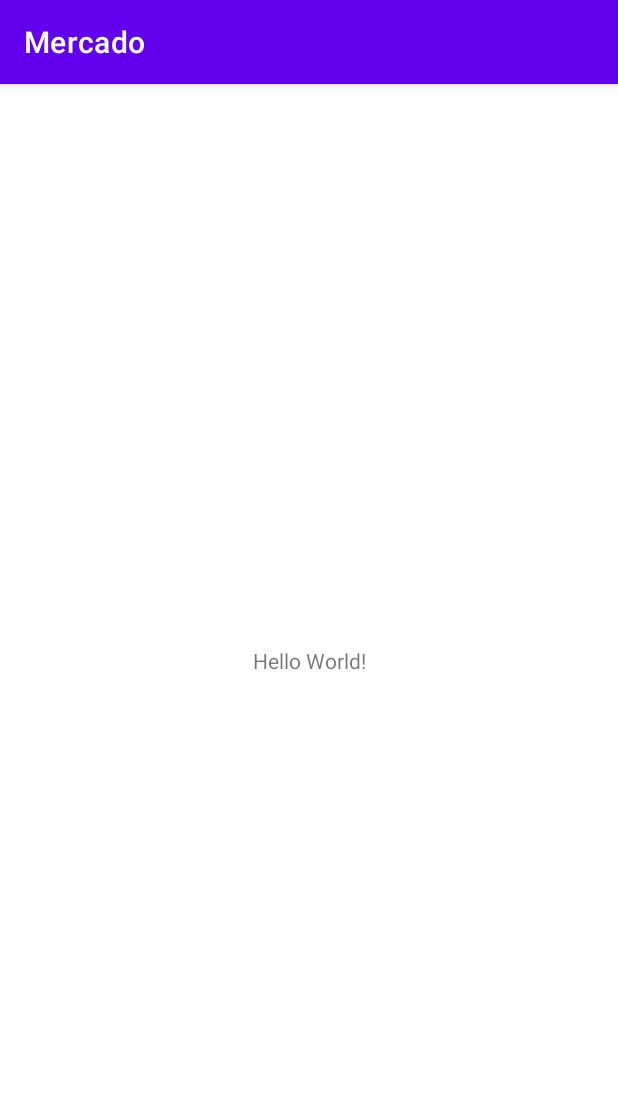
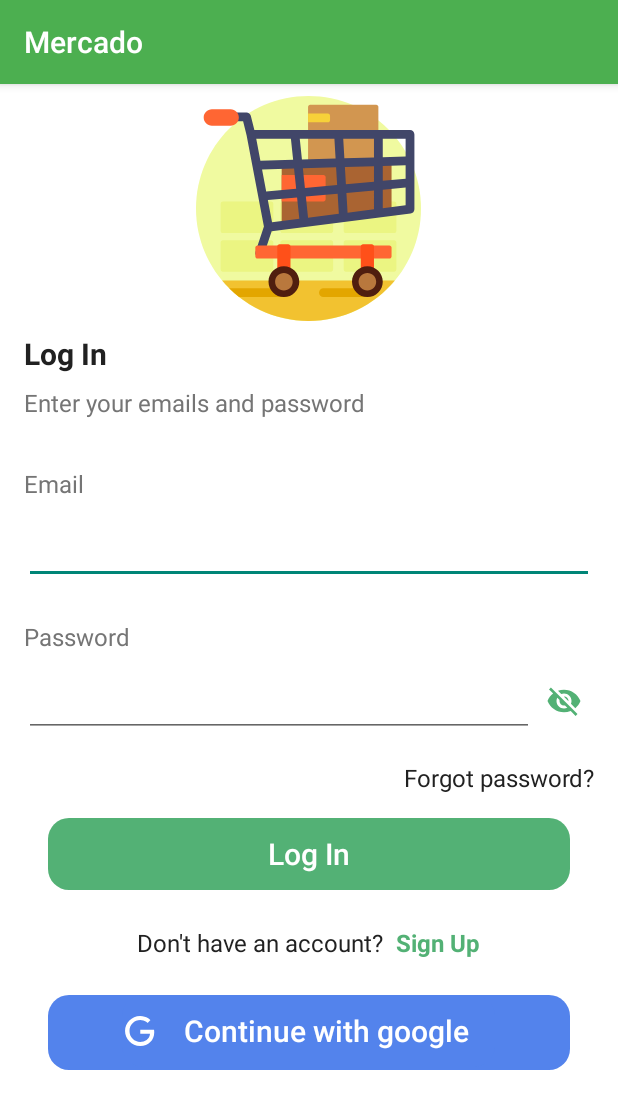
Before and after one commit to AsmaaElbanna/Mercado, an Android app: the screen it shows after launch (MainActivity before the commit, LoginActivity after it), on a phone screen of 412 x 824 dp. Shown: the top 1109 px of the screen. Run offline under Robolectric (Android 15) with nearby library versions, the phone set to English and light mode, and no system bars.

Commit message:
log in & sign up
V 0.0.1

```diff
--- /dev/null
+++ b/app/src/main/java/com/iti/mercado/LoginActivity.java
@@ -0,0 +1,14 @@
+package com.iti.mercado;
+
+import androidx.appcompat.app.AppCompatActivity;
+
+import android.os.Bundle;
+
+public class LoginActivity extends AppCompatActivity {
+
+    @Override
+    protected void onCreate(Bundle savedInstanceState) {
+        super.onCreate(savedInstanceState);
+        setContentView(R.layout.activity_login);
+    }
+}
--- a/app/src/main/java/com/iti/mercado/MainActivity.java
+++ b/app/src/main/java/com/iti/mercado/MainActivity.java
@@ -2,13 +2,31 @@ package com.iti.mercado;
 
 import androidx.appcompat.app.AppCompatActivity;
 
+import android.content.Intent;
 import android.os.Bundle;
+import android.os.Handler;
 
 public class MainActivity extends AppCompatActivity {
+
+    private static final int TimeSplash = 5000 ;  // 1000 = 1 sec
 
     @Override
     protected void onCreate(Bundle savedInstanceState) {
         super.onCreate(savedInstanceState);
         setContentView(R.layout.activity_main);
+        // to  hide action bar
+        if (getSupportActionBar() != null) {
+            getSupportActionBar().hide();
+        }
+
+        new Handler().postDelayed(new Runnable() {
+            @Override
+            public void run() {
+                Intent homeIntent  = new Intent(MainActivity.this , LoginActivity.class)  ;
+                startActivity(homeIntent);
+                finish();
+            }
+        },TimeSplash) ;
+
     }
 }
--- /dev/null
+++ b/app/src/main/res/drawable/ic_goods.xml
@@ -0,0 +1,16 @@
+<vector android:height="150dp" android:viewportHeight="512"
+    android:viewportWidth="512" android:width="150dp" xmlns:android="http://schemas.android.com/apk/res/android">
+    <path android:fillColor="#F0FAA0" android:pathData="M512,256c0,141.385 -114.615,256 -256,256S0,397.385 0,256S114.615,0 256,0S512,114.615 512,256z"/>
+    <path android:fillColor="#EBF582" android:pathData="M176,333v62c0,2.761 -2.239,5 -5,5H61c-2.761,0 -5,-2.239 -5,-5v-62c0,-2.761 2.239,-5 5,-5h110C173.761,328 176,330.239 176,333zM171,240H61c-2.761,0 -5,2.239 -5,5v62c0,2.761 2.239,5 5,5h110c2.761,0 5,-2.239 5,-5v-62C176,242.239 173.761,240 171,240zM307,328H197c-2.761,0 -5,2.239 -5,5v62c0,2.761 2.239,5 5,5h110c2.761,0 5,-2.239 5,-5v-62C312,330.239 309.761,328 307,328zM307,240H197c-2.761,0 -5,2.239 -5,5v62c0,2.761 2.239,5 5,5h110c2.761,0 5,-2.239 5,-5v-62C312,242.239 309.761,240 307,240zM451,328H341c-2.761,0 -5,2.239 -5,5v62c0,2.761 2.239,5 5,5h110c2.761,0 5,-2.239 5,-5v-62C456,330.239 453.761,328 451,328zM451,240H341c-2.761,0 -5,2.239 -5,5v62c0,2.761 2.239,5 5,5h110c2.761,0 5,-2.239 5,-5v-62C456,242.239 453.761,240 451,240z"/>
+    <path android:fillColor="#F2C230" android:pathData="M452.561,420c-46.96,56.222 -117.578,92 -196.561,92s-149.601,-35.778 -196.561,-92H452.561z"/>
+    <path android:fillColor="#D29650" android:pathData="M415,25v130c0,2.761 -2.239,5 -5,5H260c-2.761,0 -5,-2.239 -5,-5V25c0,-2.761 2.239,-5 5,-5h150C412.761,20 415,22.239 415,25z"/>
+    <path android:fillColor="#AA6432" android:pathData="M445,262.5L195,300V150h250V262.5z"/>
+    <path android:fillColor="#F7D139" android:pathData="M300,60h-45V40h45c2.761,0 5,2.239 5,5v10C305,57.761 302.761,60 300,60z"/>
+    <path android:fillColor="#E3A600" android:pathData="M400,447.5c0,5.523 -4.477,10 -10,10H290c-5.523,0 -10,-4.477 -10,-10s4.477,-10 10,-10h100C395.523,437.5 400,441.977 400,447.5zM200,437.5H75.513c7.134,7.095 14.675,13.78 22.601,20H200c5.523,0 10,-4.477 10,-10S205.523,437.5 200,437.5z"/>
+    <path android:fillColor="#FF6633" android:pathData="M290,240h-95v-60h95c2.761,0 5,2.239 5,5v50C295,237.761 292.761,240 290,240z"/>
+    <path android:fillColor="#414669" android:pathData="M487,77.5H224.991c-0.011,0 -0.023,0 -0.034,0h-92.15l-8.106,-32.425c-1.209,-4.837 -5.756,-7.953 -10.568,-7.527c-0.307,-0.029 -0.618,-0.048 -0.933,-0.048H34.8c-5.412,0 -9.8,4.477 -9.8,10s4.387,10 9.8,10h72.393l8.034,32.138L154.57,297.17l-19.056,57.168c-1.747,5.239 1.085,10.902 6.325,12.649c1.049,0.35 2.115,0.516 3.164,0.516c4.187,0 8.089,-2.65 9.485,-6.841l17.664,-52.992l316.113,-40.25c4.994,-0.636 8.737,-4.885 8.737,-9.92v-59.876c0,-0.001 0,-0.002 0,-0.002L497,87.5C497,81.977 492.523,77.5 487,77.5zM137.073,97.5h78.924l5.027,47.76l-74.482,2.19L137.073,97.5zM150.315,167.348l72.81,-2.141l4.807,45.663l-68.197,6.162L150.315,167.348zM173.072,287.392l-9.596,-50.617l66.549,-6.014l5.03,47.786c0.033,0.316 0.082,0.628 0.143,0.934L173.072,287.392zM236.107,97.5h78.905c0,0.195 -0.007,0.39 0.005,0.587l2.608,44.331l-76.552,2.251L236.107,97.5zM243.172,164.617l75.627,-2.224l2.356,40.053l-73.304,6.624L243.172,164.617zM254.972,276.963c-0.009,-0.17 -0.01,-0.339 -0.028,-0.51l-4.999,-47.492l72.385,-6.541l2.684,45.625L254.972,276.963zM335.017,97.5H405v42.349l-67.375,1.981L335.017,97.5zM338.8,161.804l66.2,-1.947v35.011l-63.915,5.776L338.8,161.804zM344.9,265.513l-2.641,-44.893L405,214.95v42.55c0,0.121 0.014,0.238 0.018,0.358L344.9,265.513zM477,248.692l-52,6.621v-42.17l52,-4.699V248.692zM477,188.363l-52,4.699V159.27l52,-1.529V188.363zM477,137.731l-52,1.529V97.5h52V137.731z"/>
+    <path android:fillColor="#FF6633" android:pathData="M445,345v20c0,2.761 -2.239,5 -5,5H140c-2.761,0 -5,-2.239 -5,-5v-20c0,-2.761 2.239,-5 5,-5h300C442.761,340 445,342.239 445,345zM78.75,30h-42.5C25.894,30 17.5,38.395 17.5,48.75l0,0c0,10.355 8.395,18.75 18.75,18.75h42.5c10.355,0 18.75,-8.395 18.75,-18.75l0,0C97.5,38.395 89.105,30 78.75,30z"/>
+    <path android:fillColor="#FF5019" android:pathData="M405,342.5v70c0,2.761 -2.239,5 -5,5h-20c-2.761,0 -5,-2.239 -5,-5v-70c0,-2.761 2.239,-5 5,-5h20C402.761,337.5 405,339.739 405,342.5zM210,337.5h-20c-2.761,0 -5,2.239 -5,5v70c0,2.761 2.239,5 5,5h20c2.761,0 5,-2.239 5,-5v-70C215,339.739 212.761,337.5 210,337.5z"/>
+    <path android:fillColor="#501E0F" android:pathData="M425,422.5c0,19.33 -15.67,35 -35,35s-35,-15.67 -35,-35s15.67,-35 35,-35S425,403.17 425,422.5zM200,387.5c-19.33,0 -35,15.67 -35,35s15.67,35 35,35s35,-15.67 35,-35S219.33,387.5 200,387.5z"/>
+    <path android:fillColor="#B9783D" android:pathData="M410,422.5c0,11.046 -8.954,20 -20,20s-20,-8.954 -20,-20s8.954,-20 20,-20C401.045,402.5 410,411.454 410,422.5zM200,402.5c-11.046,0 -20,8.954 -20,20s8.954,20 20,20s20,-8.954 20,-20S211.045,402.5 200,402.5z"/>
+</vector>
--- /dev/null
+++ b/app/src/main/res/drawable/ic_google.xml
@@ -0,0 +1,10 @@
+<vector xmlns:android="http://schemas.android.com/apk/res/android"
+    android:width="24dp"
+    android:height="24dp"
+    android:tint="?attr/colorControlNormal"
+    android:viewportWidth="24"
+    android:viewportHeight="24">
+    <path
+        android:fillColor="@android:color/white"
+        android:pathData="M21.35,11.1H12.18V13.83H18.69C18.36,17.64 15.19,19.27 12.19,19.27C8.36,19.27 5,16.25 5,12C5,7.9 8.2,4.73 12.2,4.73C15.29,4.73 17.1,6.7 17.1,6.7L19,4.72C19,4.72 16.56,2 12.1,2C6.42,2 2.03,6.8 2.03,12C2.03,17.05 6.16,22 12.25,22C17.6,22 21.5,18.33 21.5,12.91C21.5,11.76 21.35,11.1 21.35,11.1V11.1Z" />
+</vector>
--- /dev/null
+++ b/app/src/main/res/drawable/ic_visibility_off.xml
@@ -0,0 +1,11 @@
+<vector xmlns:android="http://schemas.android.com/apk/res/android"
+    android:width="24dp"
+    android:height="24dp"
+    android:autoMirrored="true"
+    android:tint="?attr/colorControlNormal"
+    android:viewportWidth="24"
+    android:viewportHeight="24">
+    <path
+        android:fillColor="@android:color/white"
+        android:pathData="M12,7c2.76,0 5,2.24 5,5 0,0.65 -0.13,1.26 -0.36,1.83l2.92,2.92c1.51,-1.26 2.7,-2.89 3.43,-4.75 -1.73,-4.39 -6,-7.5 -11,-7.5 -1.4,0 -2.74,0.25 -3.98,0.7l2.16,2.16C10.74,7.13 11.35,7 12,7zM2,4.27l2.28,2.28 0.46,0.46C3.08,8.3 1.78,10.02 1,12c1.73,4.39 6,7.5 11,7.5 1.55,0 3.03,-0.3 4.38,-0.84l0.42,0.42L19.73,22 21,20.73 3.27,3 2,4.27zM7.53,9.8l1.55,1.55c-0.05,0.21 -0.08,0.43 -0.08,0.65 0,1.66 1.34,3 3,3 0.22,0 0.44,-0.03 0.65,-0.08l1.55,1.55c-0.67,0.33 -1.41,0.53 -2.2,0.53 -2.76,0 -5,-2.24 -5,-5 0,-0.79 0.2,-1.53 0.53,-2.2zM11.84,9.02l3.15,3.15 0.02,-0.16c0,-1.66 -1.34,-3 -3,-3l-0.17,0.01z" />
+</vector>
--- /dev/null
+++ b/app/src/main/res/drawable/ic_visibility_on.xml
@@ -0,0 +1,5 @@
+<vector android:autoMirrored="true" android:height="24dp"
+    android:tint="?attr/colorControlNormal" android:viewportHeight="24"
+    android:viewportWidth="24" android:width="24dp" xmlns:android="http://schemas.android.com/apk/res/android">
+    <path android:fillColor="@android:color/white" android:pathData="M12,4.5C7,4.5 2.73,7.61 1,12c1.73,4.39 6,7.5 11,7.5s9.27,-3.11 11,-7.5c-1.73,-4.39 -6,-7.5 -11,-7.5zM12,17c-2.76,0 -5,-2.24 -5,-5s2.24,-5 5,-5 5,2.24 5,5 -2.24,5 -5,5zM12,9c-1.66,0 -3,1.34 -3,3s1.34,3 3,3 3,-1.34 3,-3 -1.34,-3 -3,-3z"/>
+</vector>
--- /dev/null
+++ b/app/src/main/res/drawable/round_button.xml
@@ -0,0 +1,10 @@
+<?xml version="1.0" encoding="utf-8"?>
+<shape xmlns:android="http://schemas.android.com/apk/res/android" android:shape="rectangle" >
+    <corners
+        android:radius="14dp"
+        />
+    <stroke
+        android:width="0dp"
+        android:color="#878787"
+        />
+</shape>
--- /dev/null
+++ b/app/src/main/res/layout/activity_login.xml
@@ -0,0 +1,218 @@
+<?xml version="1.0" encoding="utf-8"?>
+<androidx.constraintlayout.widget.ConstraintLayout xmlns:android="http://schemas.android.com/apk/res/android"
+    xmlns:app="http://schemas.android.com/apk/res-auto"
+    xmlns:tools="http://schemas.android.com/tools"
+    android:layout_width="match_parent"
+    android:layout_height="match_parent"
+    android:background="@color/white"
+    tools:context=".LoginActivity">
+
+    <LinearLayout
+        android:layout_width="match_parent"
+        android:layout_height="match_parent"
+        android:layout_marginStart="8dp"
+        android:layout_marginEnd="8dp"
+        android:orientation="vertical"
+        app:layout_constraintBottom_toBottomOf="parent"
+        app:layout_constraintEnd_toEndOf="parent"
+        app:layout_constraintHorizontal_bias="1.0"
+        app:layout_constraintStart_toStartOf="parent"
+        app:layout_constraintTop_toTopOf="parent"
+        app:layout_constraintVertical_bias="1.0">
+
+        <ScrollView
+            android:layout_width="match_parent"
+            android:layout_height="match_parent">
+
+            <LinearLayout
+                android:layout_width="match_parent"
+                android:layout_height="wrap_content"
+                android:orientation="vertical">
+
+                <ImageView
+                    android:layout_width="150dp"
+                    android:layout_height="150dp"
+                    android:layout_gravity="center_horizontal"
+                    android:layout_margin="8dp"
+                    android:src="@drawable/ic_goods" />
+
+                <LinearLayout
+                    android:layout_width="match_parent"
+                    android:layout_height="wrap_content"
+                    android:layout_marginStart="8dp"
+                    android:layout_marginEnd="8dp"
+                    android:layout_marginBottom="16dp"
+                    android:orientation="vertical">
+
+                    <TextView
+                        android:layout_width="match_parent"
+                        android:layout_height="wrap_content"
+                        android:layout_marginBottom="8dp"
+                        android:text="@string/log_in"
+                        android:textColor="@color/primary_text"
+                        android:textSize="20sp"
+                        android:textStyle="bold" />
+
+                    <TextView
+                        android:layout_width="match_parent"
+                        android:layout_height="wrap_content"
+                        android:layout_marginBottom="8dp"
+                        android:text="@string/enter_your_emails_and_password"
+                        android:textColor="@color/secondary_text"
+                        android:textSize="16sp" />
+                </LinearLayout>
+
+                <LinearLayout
+                    android:layout_width="match_parent"
+                    android:layout_height="wrap_content"
+                    android:layout_margin="8dp"
+                    android:orientation="vertical">
+
+                    <TextView
+                        android:layout_width="match_parent"
+                        android:layout_height="wrap_content"
+                        android:layout_marginBottom="8dp"
+                        android:text="@string/email"
+                        android:textColor="@color/secondary_text"
+                        android:textSize="16sp" />
+
+                    <EditText
+                        android:id="@+id/email_EditText"
+                        android:layout_width="match_parent"
+                        android:layout_height="wrap_content"
+                        android:layout_marginBottom="8dp"
+                        android:drawablePadding="8dp"
+                        android:inputType="textEmailAddress"
+                        android:textColor="@color/primary_text"
+                        android:textSize="20sp" />
+
+                    <TextView
+                        android:layout_width="match_parent"
+                        android:layout_height="wrap_content"
+                        android:layout_marginTop="16dp"
+                        android:layout_marginBottom="8dp"
+                        android:text="@string/password"
+                        android:textColor="@color/secondary_text"
+                        android:textSize="16sp" />
+
+                    <LinearLayout
+                        android:layout_width="match_parent"
+                        android:layout_height="wrap_content"
+                        android:orientation="horizontal">
+
+                        <EditText
+                            android:id="@+id/password_EditText"
+                            android:layout_width="0dp"
+                            android:layout_height="wrap_content"
+                            android:layout_weight="1"
+                            android:inputType="textPassword"
+                            android:textColor="@color/primary_text"
+                            android:textSize="20sp" />
+
+                        <ImageView
+                            android:id="@+id/password_visibility_ImageView"
+                            android:layout_width="wrap_content"
+                            android:layout_height="wrap_content"
+                            android:layout_gravity="center"
+                            android:paddingStart="8dp"
+                            android:paddingEnd="8dp"
+                            android:src="@drawable/ic_visibility_off"
+                            app:tint="@color/accent" />
+                    </LinearLayout>
+
+                    <TextView
+                        android:id="@+id/forgot_password_TextView"
+                        android:layout_width="match_parent"
+                        android:layout_height="wrap_content"
+                        android:layout_marginTop="16dp"
+                        android:gravity="end"
+                        android:text="@string/forgot_password"
+                        android:textColor="@color/primary_text"
+                        android:textSize="16sp" />
+
+                    <LinearLayout
+                        android:layout_width="match_parent"
+                        android:layout_height="wrap_content"
+                        android:layout_margin="16dp">
+
+                        <Button
+                            android:id="@+id/login_Button"
+                            android:layout_width="match_parent"
+                            android:layout_height="wrap_content"
+                            android:background="@drawable/round_button"
+                            android:backgroundTint="@color/accent"
+                            android:text="@string/log_in"
+                            android:textAllCaps="false"
+                            android:textColor="@color/white"
+                            android:textSize="20sp" />
+
+                    </LinearLayout>
+
+                    <LinearLayout
+                        android:layout_width="match_parent"
+                        android:layout_height="wrap_content"
+                        android:orientation="vertical"
+                        android:padding="8dp">
+
+                        <LinearLayout
+                            android:layout_width="wrap_content"
+                            android:layout_height="wrap_content"
+                            android:layout_gravity="center_horizontal"
+                            android:orientation="horizontal">
+
+                            <TextView
+                                android:layout_width="wrap_content"
+                                android:layout_height="wrap_content"
+                                android:layout_marginEnd="8dp"
+                                android:text="@string/don_t_have_an_account"
+                                android:textColor="@color/primary_text"
+                                android:textSize="16sp" />
+
+                            <TextView
+                                android:id="@+id/singup_TextView"
+                                android:layout_width="wrap_content"
+                                android:layout_height="wrap_content"
+                                android:text="@string/sign_up"
+                                android:textColor="@color/accent"
+                                android:textSize="16sp"
+                                android:textStyle="bold" />
+                        </LinearLayout>
+                    </LinearLayout>
+
+                    <LinearLayout
+                        android:layout_width="match_parent"
+                        android:layout_height="wrap_content"
+                        android:layout_margin="16dp"
+                        android:background="@drawable/round_button"
+                        android:backgroundTint="@color/google_Button">
+
+                        <View
+                            android:layout_width="0dp"
+                            android:layout_height="50dp"
+                            android:layout_weight="1" />
+
+                        <Button
+                            android:id="@+id/login_google_Button"
+                            android:layout_width="0dp"
+                            android:layout_height="wrap_content"
+                            android:layout_weight="5"
+                            android:background="@drawable/round_button"
+                            android:backgroundTint="@color/google_Button"
+                            android:drawableStart="@drawable/ic_google"
+                            android:drawableTint="@color/icons"
+                            android:text="@string/continue_with_google"
+                            android:textAllCaps="false"
+                            android:textColor="@color/white"
+                            android:textSize="20sp" />
+
+                        <View
+                            android:layout_width="0dp"
+                            android:layout_height="50dp"
+                            android:layout_weight="1" />
+                    </LinearLayout>
+                </LinearLayout>
+            </LinearLayout>
+        </ScrollView>
+    </LinearLayout>
+
+</androidx.constraintlayout.widget.ConstraintLayout>
--- a/app/src/main/res/layout/activity_main.xml
+++ b/app/src/main/res/layout/activity_main.xml
@@ -1,18 +1,13 @@
 <?xml version="1.0" encoding="utf-8"?>
-<androidx.constraintlayout.widget.ConstraintLayout xmlns:android="http://schemas.android.com/apk/res/android"
+<androidx.constraintlayout.widget.ConstraintLayout
+
+    xmlns:android="http://schemas.android.com/apk/res/android"
     xmlns:app="http://schemas.android.com/apk/res-auto"
     xmlns:tools="http://schemas.android.com/tools"
     android:layout_width="match_parent"
     android:layout_height="match_parent"
+    android:background="@color/accent"
     tools:context=".MainActivity">
 
-    <TextView
-        android:layout_width="wrap_content"
-        android:layout_height="wrap_content"
-        android:text="Hello World!"
-        app:layout_constraintBottom_toBottomOf="parent"
-        app:layout_constraintLeft_toLeftOf="parent"
-        app:layout_constraintRight_toRightOf="parent"
-        app:layout_constraintTop_toTopOf="parent" />
 
 </androidx.constraintlayout.widget.ConstraintLayout>
--- a/app/src/main/res/values/colors.xml
+++ b/app/src/main/res/values/colors.xml
@@ -1,10 +1,27 @@
 <?xml version="1.0" encoding="utf-8"?>
 <resources>
+
+    <color name="primary">#4CAF50</color>
+    <color name="primary_dark">#388E3C</color>
+    <color name="light">#C8E6C9</color>
+    <color name="primary_light">#8BC34A</color>
+    <color name="accent">#53b175</color>
+    <color name="primary_text">#212121</color>
+    <color name="secondary_text">#757575</color>
+    <color name="icons">#FFFFFF</color>
+    <color name="divider">#BDBDBD</color>
+    <color name="google_Button">#5383EC</color>
+
+
+
+
+
     <color name="purple_200">#FFBB86FC</color>
     <color name="purple_500">#FF6200EE</color>
     <color name="purple_700">#FF3700B3</color>
     <color name="teal_200">#FF03DAC5</color>
     <color name="teal_700">#FF018786</color>
+
     <color name="black">#FF000000</color>
     <color name="white">#FFFFFFFF</color>
 </resources>
--- a/app/src/main/res/values/strings.xml
+++ b/app/src/main/res/values/strings.xml
@@ -1,3 +1,22 @@
 <resources>
     <string name="app_name">Mercado</string>
+
+    <string name="terms_policy">
+        <font color="#212121">By continuing you agree to our</font>
+        <font color="#53b175">Terms of Service </font>
+        <font color="#212121">and</font>
+        <font color="#53b175">Privacy Policy.</font>
+    </string>
+
+    <string name="email">Email</string>
+    <string name="password">Password</string>
+    <string name="enter_your_emails_and_password">Enter your emails and password</string>
+    <string name="forgot_password">Forgot password?</string>
+    <string name="log_in">Log In</string>
+    <string name="don_t_have_an_account">Don\'t have an account?</string>
+    <string name="sign_up">Sign Up</string>
+    <string name="enter_your_credentials_to_continue">Enter your credentials to continue</string>
+    <string name="user_name">User Name</string>
+    <string name="already_have_an_account">Already have an account</string>
+    <string name="continue_with_google">Continue with google</string>
 </resources>
--- a/app/src/main/res/values/themes.xml
+++ b/app/src/main/res/values/themes.xml
@@ -1,9 +1,9 @@
 <resources xmlns:tools="http://schemas.android.com/tools">
     <!-- Base application theme. -->
-    <style name="Theme.Mercado" parent="Theme.MaterialComponents.DayNight.DarkActionBar">
+    <style name="Theme.Mercado" parent="Theme.AppCompat.DayNight.DarkActionBar">
         <!-- Primary brand color. -->
-        <item name="colorPrimary">@color/purple_500</item>
-        <item name="colorPrimaryVariant">@color/purple_700</item>
+        <item name="colorPrimary">@color/primary</item>
+        <item name="colorPrimaryVariant">@color/primary_dark</item>
         <item name="colorOnPrimary">@color/white</item>
         <!-- Secondary brand color. -->
         <item name="colorSecondary">@color/teal_200</item>
```
Also changed, not shown: app/src/main/AndroidManifest.xml (+5 -2 lines), app/src/main/java/com/iti/mercado/SingupActivity.java (added, +14 -0 lines), app/src/main/res/layout/activity_singup.xml (added, +206 -0 lines).
